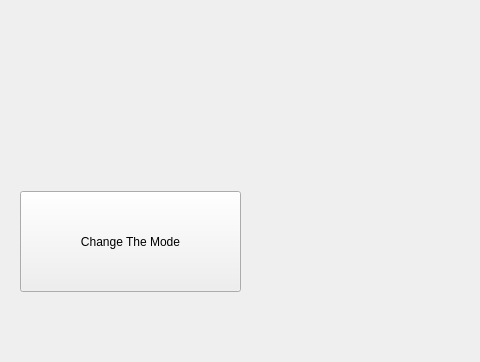
Before: the Qt Designer form QTViewer/mainwindow.ui in daijiaweicb/Outdoor-Photography-Helmet-with-Physical-Condition-Monitoring, drawn with Qt 5; both pictures show x 0 to 480 and y 249 to 611 of the 933 by 611 pixel window.
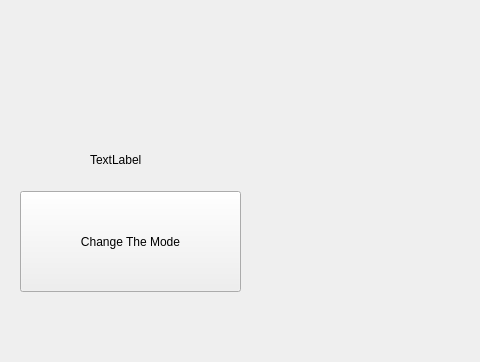
After: the same form once the commit is applied.

What changed in the file:
```diff
--- a/QTViewer/mainwindow.ui
+++ b/QTViewer/mainwindow.ui
@@ -30,13 +30,26 @@
    <widget class="QWidget" name="VideoContainer" native="true">
     <property name="geometry">
      <rect>
-      <x>270</x>
-      <y>30</y>
+      <x>290</x>
+      <y>20</y>
       <width>601</width>
       <height>391</height>
      </rect>
     </property>
    </widget>
+   <widget class="QLabel" name="label_status">
+    <property name="geometry">
+     <rect>
+      <x>90</x>
+      <y>400</y>
+      <width>66</width>
+      <height>18</height>
+     </rect>
+    </property>
+    <property name="text">
+     <string>TextLabel</string>
+    </property>
+   </widget>
   </widget>
   <widget class="QMenuBar" name="menubar">
    <property name="geometry">
```
